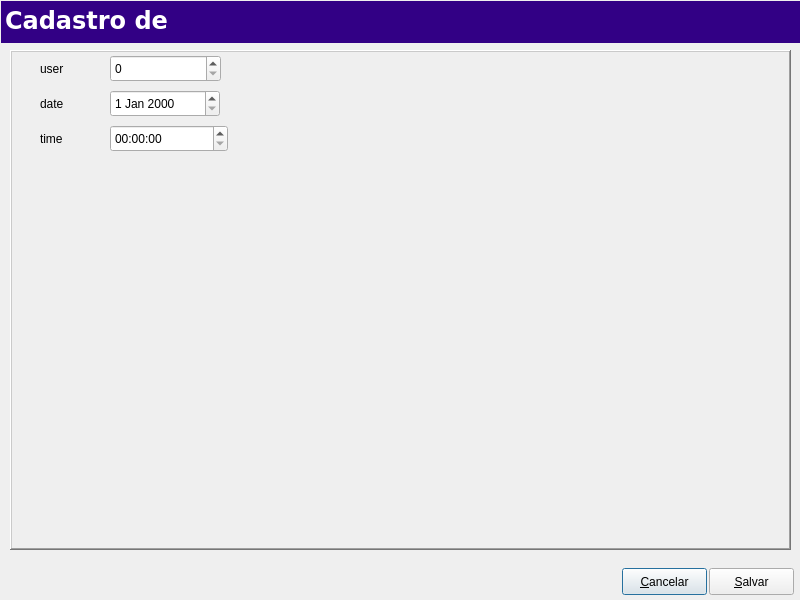
Qt form Projects/Blink/Plugins/visit/editlogin.ui (MarcoBueno1/qrad) before a commit.
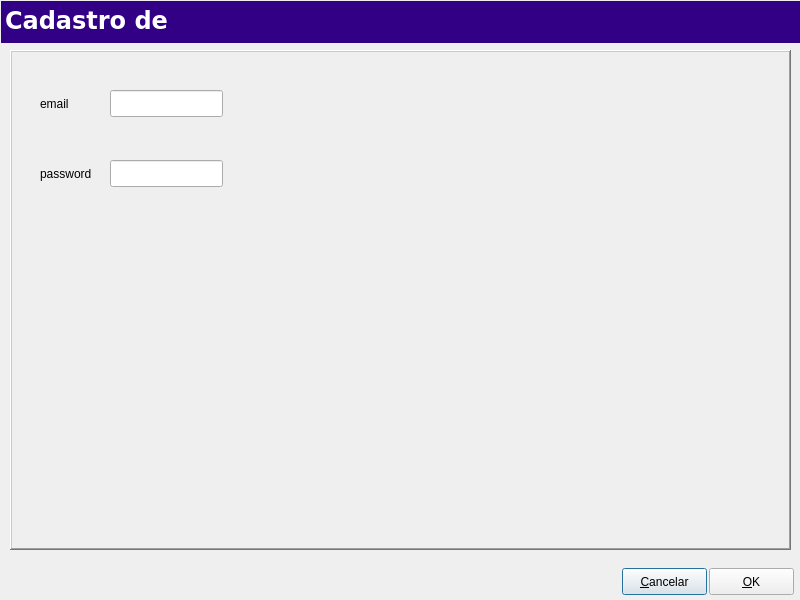
The same form after that commit.

Commit message: [user] controle login

Diff of the .ui file:
```diff
--- a/Projects/Blink/Plugins/visit/editlogin.ui
+++ b/Projects/Blink/Plugins/visit/editlogin.ui
@@ -27,33 +27,7 @@
      <property name="frameShadow">
       <enum>QFrame::Raised</enum>
      </property>
- <widget class="QLabel" name="Lbluser">
-<property name="geometry">
- <rect>
-  <x>30</x>
-  <y>10</y>
-  <width>59</width>
-  <height>17</height>
- </rect>
-</property>
-<property name="text">
- <string>user</string>
-</property>
-</widget>
-<widget class="QSpinBox" name="SpnBxuser">
-<property name="geometry">
- <rect>
-  <x>100</x>
-  <y>5</y>
-  <width>111</width>
-  <height>27</height>
- </rect>
-</property>
-<property name="maximum">
- <number>999999999999</number>
-</property>
-</widget>
-<widget class="QLabel" name="Lbldate">
+<widget class="QLabel" name="Lblemail">
 <property name="geometry">
  <rect>
   <x>30</x>
@@ -63,15 +37,15 @@
  </rect>
 </property>
 <property name="text">
- <string>date</string>
+ <string>email</string>
 </property>
 </widget>
-<widget class="QDateEdit" name="DtEdtdate">
+<widget class="QLineEdit" name="LnEdtemail">
 <property name="geometry">
  <rect>
   <x>100</x>
   <y>40</y>
-  <width>110</width>
+   <width>113</width>
   <height>27</height>
  </rect>
 </property>
@@ -80,21 +54,21 @@
 <property name="geometry">
  <rect>
   <x>30</x>
-  <y>80</y>
+  <y>115</y>
   <width>59</width>
   <height>17</height>
  </rect>
 </property>
 <property name="text">
- <string>time</string>
+ <string>password</string>
 </property>
 </widget>
-<widget class="QTimeEdit" name="TmEdttime">
+<widget class="QLineEdit" name="LnEdtpassword">
 <property name="geometry">
  <rect>
   <x>100</x>
-  <y>75</y>
-  <width>118</width>
+   <y>110</y>
+   <width>113</width>
   <height>27</height>
  </rect>
 </property>
@@ -371,7 +345,7 @@
  </rect>
 </property>
 <property name="text">
- <string>&amp;Salvar</string>
+ <string>&amp;OK</string>
 </property>
 </widget>
 
```
Left out of the diff: 3 changed lines with no effect on the pictures. Lines whose indentation alone changed are shown as unchanged. The commit also changes 3 other files.
